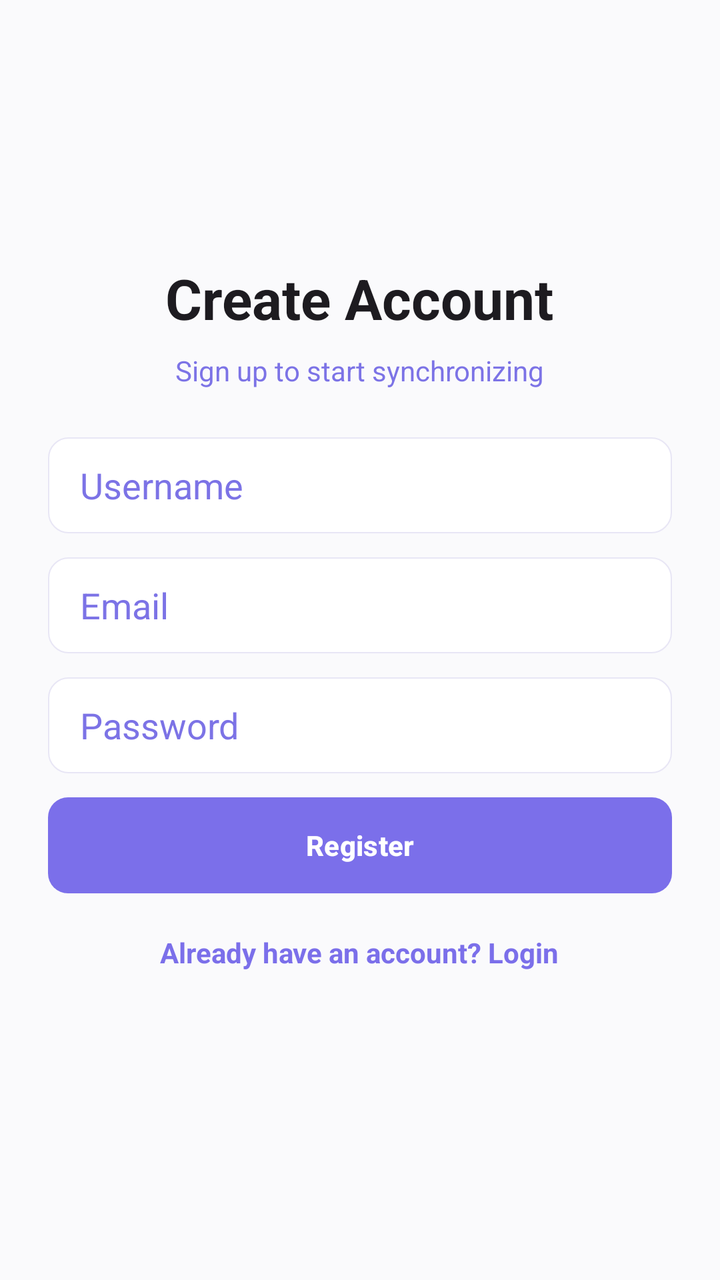
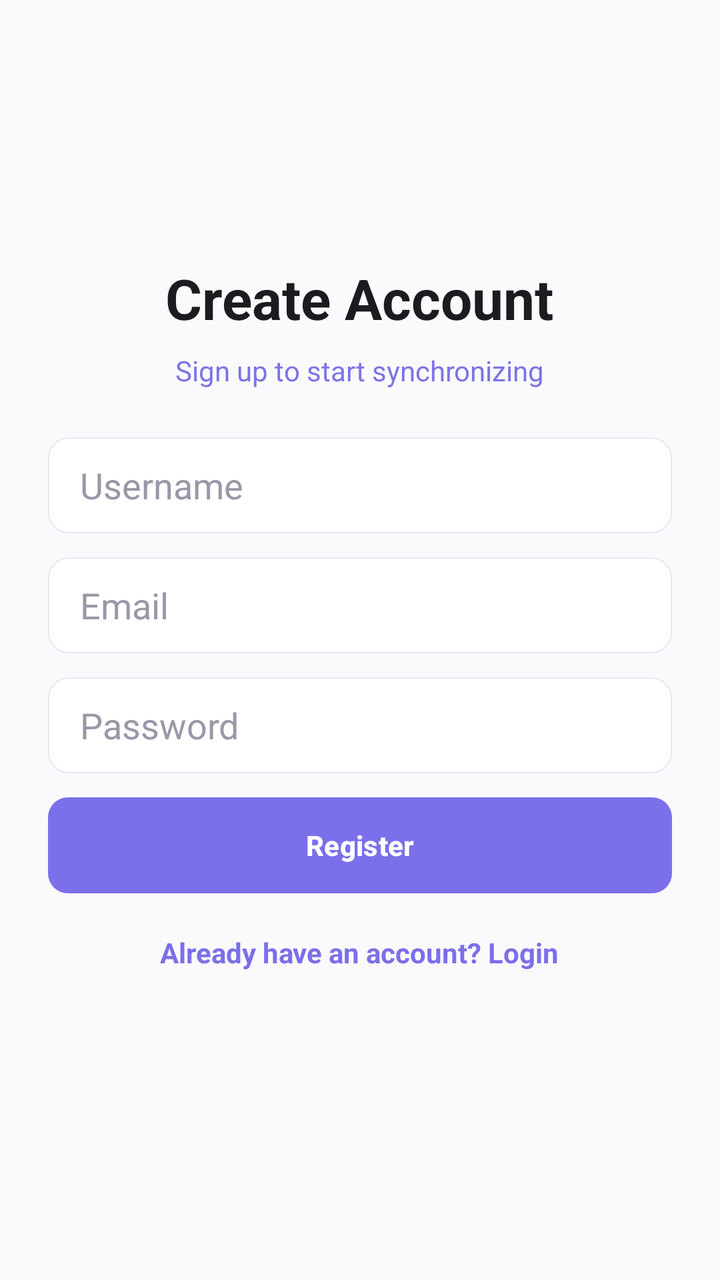

The first picture is an Android layout as it rendered before a commit; the second is the same layout after the commit. The layout source and the unified diff follow.
<!-- AndroidManifest.xml: application theme Theme.Reminder -->
<!-- res/layout/activity_register.xml -->
<?xml version="1.0" encoding="utf-8"?>
<LinearLayout xmlns:android="http://schemas.android.com/apk/res/android"
    android:layout_width="match_parent"
    android:layout_height="match_parent"
    android:orientation="vertical"
    android:padding="24dp"
    android:gravity="center"
    android:background="?android:attr/windowBackground">

    <TextView
        android:layout_width="wrap_content"
        android:layout_height="wrap_content"
        android:text="Create Account"
        android:textSize="28sp"
        android:textColor="?android:attr/textColorPrimary"
        android:textStyle="bold"
        android:layout_marginBottom="8dp" />

    <TextView
        android:layout_width="wrap_content"
        android:layout_height="wrap_content"
        android:text="Sign up to start synchronizing"
        android:textSize="14sp"
        android:textColor="@color/light_text_muted"
        android:layout_marginBottom="24dp" />

    <EditText
        android:id="@+id/usernameInput"
        android:layout_width="match_parent"
        android:layout_height="48dp"
        android:hint="Username"
        android:inputType="textPersonName"
        android:background="@drawable/rounded_edittext"
        android:paddingHorizontal="16dp"
        android:textColor="?android:attr/textColorPrimary"
        android:textColorHint="@color/light_text_muted"
        android:layout_marginBottom="12dp" />

    <EditText
        android:id="@+id/emailInput"
        android:layout_width="match_parent"
        android:layout_height="48dp"
        android:hint="Email"
        android:inputType="textEmailAddress"
        android:background="@drawable/rounded_edittext"
        android:paddingHorizontal="16dp"
        android:textColor="?android:attr/textColorPrimary"
        android:textColorHint="@color/light_text_muted"
        android:layout_marginBottom="12dp" />

    <EditText
        android:id="@+id/passwordInput"
        android:layout_width="match_parent"
        android:layout_height="48dp"
        android:hint="Password"
        android:inputType="textPassword"
        android:background="@drawable/rounded_edittext"
        android:paddingHorizontal="16dp"
        android:textColor="?android:attr/textColorPrimary"
        android:textColorHint="@color/light_text_muted"
        android:layout_marginBottom="12dp" />



    <Button
        android:id="@+id/btnRegister"
        android:layout_width="match_parent"
        android:layout_height="48dp"
        android:text="Register"
        android:background="@drawable/rounded_primary_button"
        android:textColor="@android:color/white"
        android:textStyle="bold"
        android:layout_marginBottom="12dp" />

    <TextView
        android:id="@+id/btnBackToLogin"
        android:layout_width="wrap_content"
        android:layout_height="wrap_content"
        android:text="Already have an account? Login"
        android:textColor="@color/accent_purple"
        android:textSize="14sp"
        android:textStyle="bold"
        android:padding="8dp"
        android:layout_marginBottom="16dp"
        android:clickable="true"
        android:focusable="true" />



    <ProgressBar
        android:id="@+id/progressBar"
        android:layout_width="wrap_content"
        android:layout_height="wrap_content"
        android:visibility="gone"
        android:layout_marginTop="8dp"/>

</LinearLayout>
<!-- resources referenced by this layout -->
<resources>
  <color name="accent_purple">@color/colorAccent</color>
  <color name="light_text_muted">#7C73E6</color>
  <!-- drawable rounded_edittext (drawable) -->
  <?xml version="1.0" encoding="utf-8"?>
  <shape xmlns:android="http://schemas.android.com/apk/res/android"
      android:shape="rectangle">
      <solid android:color="@color/colorInputBackground" />
      <stroke android:width="0.5dp" android:color="@color/colorInputBorder" />
      <corners android:radius="10dp" />
  </shape>
  <!-- drawable rounded_primary_button (drawable) -->
  <?xml version="1.0" encoding="utf-8"?>
  <shape xmlns:android="http://schemas.android.com/apk/res/android"
      android:shape="rectangle">
      <gradient
          android:startColor="@color/colorButtonGradientStart"
          android:endColor="@color/colorButtonGradientEnd"
          android:angle="0" />
      <corners android:radius="10dp" />
  </shape>
  <style name="Theme.Reminder" parent="Theme.Material3.DayNight.NoActionBar">
          <item name="colorPrimary">@color/accent_purple</item>
          <item name="colorOnPrimary">@color/white</item>
          <item name="colorSecondary">@color/accent_purple</item>
          <item name="colorOnSecondary">@color/white</item>
          <item name="android:statusBarColor">@color/colorBackground</item>
          <item name="android:windowLightStatusBar" tools:targetApi="m">true</item>
          <item name="android:timePickerMode">spinner</item>
  
          
          <item name="android:windowBackground">@color/light_background</item>
          <item name="colorSurface">@color/light_surface</item>
          <item name="colorOnSurface">@color/light_text_primary</item>
      </style>
  <color name="colorAccent">@color/light_primary</color>
  <color name="colorInputBackground">@color/light_input_bg</color>
  <color name="colorInputBorder">@color/light_input_border</color>
  <color name="colorButtonGradientStart">@color/light_button_gradient_start</color>
  <color name="colorButtonGradientEnd">@color/light_button_gradient_end</color>
  <color name="white">#FFFFFFFF</color>
  <color name="colorBackground">@color/light_background</color>
  <color name="light_background">#FAFAFC</color>
  <color name="light_surface">#FFFFFF</color>
  <color name="light_text_primary">#1D1B20</color>
  <color name="light_primary">#7B6FEA</color>
  <color name="light_input_bg">#FFFFFF</color>
  <color name="light_input_border">#E8E6F5</color>
  <color name="light_button_gradient_start">#7B6FEA</color>
  <color name="light_button_gradient_end">#7B6FEA</color>
</resources>

<!-- the commit's change to res/layout/activity_register.xml (unified diff, before → after) -->
@@ -1,97 +1,99 @@
 <?xml version="1.0" encoding="utf-8"?>
-<LinearLayout xmlns:android="http://schemas.android.com/apk/res/android"
+<ScrollView xmlns:android="http://schemas.android.com/apk/res/android"
     android:layout_width="match_parent"
     android:layout_height="match_parent"
-    android:orientation="vertical"
-    android:padding="24dp"
-    android:gravity="center"
+    android:fillViewport="true"
     android:background="?android:attr/windowBackground">
 
-    <TextView
-        android:layout_width="wrap_content"
+    <LinearLayout
+        android:layout_width="match_parent"
         android:layout_height="wrap_content"
-        android:text="Create Account"
-        android:textSize="28sp"
-        android:textColor="?android:attr/textColorPrimary"
-        android:textStyle="bold"
-        android:layout_marginBottom="8dp" />
+        android:orientation="vertical"
+        android:padding="24dp"
+        android:gravity="center">
 
-    <TextView
-        android:layout_width="wrap_content"
-        android:layout_height="wrap_content"
-        android:text="Sign up to start synchronizing"
-        android:textSize="14sp"
-        android:textColor="@color/light_text_muted"
-        android:layout_marginBottom="24dp" />
+        <TextView
+            android:layout_width="wrap_content"
+            android:layout_height="wrap_content"
+            android:text="Create Account"
+            android:textSize="28sp"
+            android:textColor="?android:attr/textColorPrimary"
+            android:textStyle="bold"
+            android:layout_marginBottom="8dp" />
 
-    <EditText
-        android:id="@+id/usernameInput"
-        android:layout_width="match_parent"
-        android:layout_height="48dp"
-        android:hint="Username"
-        android:inputType="textPersonName"
-        android:background="@drawable/rounded_edittext"
-        android:paddingHorizontal="16dp"
-        android:textColor="?android:attr/textColorPrimary"
-        android:textColorHint="@color/light_text_muted"
-        android:layout_marginBottom="12dp" />
+        <TextView
+            android:layout_width="wrap_content"
+            android:layout_height="wrap_content"
+            android:text="Sign up to start synchronizing"
+            android:textSize="14sp"
+            android:textColor="@color/colorTextMuted"
+            android:layout_marginBottom="24dp" />
 
-    <EditText
-        android:id="@+id/emailInput"
-        android:layout_width="match_parent"
-        android:layout_height="48dp"
-        android:hint="Email"
-        android:inputType="textEmailAddress"
-        android:background="@drawable/rounded_edittext"
-        android:paddingHorizontal="16dp"
-        android:textColor="?android:attr/textColorPrimary"
-        android:textColorHint="@color/light_text_muted"
-        android:layout_marginBottom="12dp" />
+        <EditText
+            android:id="@+id/usernameInput"
+            android:layout_width="match_parent"
+            android:layout_height="48dp"
+            android:hint="Username"
+            android:inputType="textPersonName"
+            android:background="@drawable/rounded_edittext"
+            android:paddingHorizontal="16dp"
+            android:textColor="?android:attr/textColorPrimary"
+            android:textColorHint="@color/colorHint"
+            android:layout_marginBottom="12dp" />
 
-    <EditText
-        android:id="@+id/passwordInput"
-        android:layout_width="match_parent"
-        android:layout_height="48dp"
-        android:hint="Password"
-        android:inputType="textPassword"
-        android:background="@drawable/rounded_edittext"
-        android:paddingHorizontal="16dp"
-        android:textColor="?android:attr/textColorPrimary"
-        android:textColorHint="@color/light_text_muted"
-        android:layout_marginBottom="12dp" />
+        <EditText
+            android:id="@+id/emailInput"
+            android:layout_width="match_parent"
+            android:layout_height="48dp"
+            android:hint="Email"
+            android:inputType="textEmailAddress"
+            android:background="@drawable/rounded_edittext"
+            android:paddingHorizontal="16dp"
+            android:textColor="?android:attr/textColorPrimary"
+            android:textColorHint="@color/colorHint"
+            android:layout_marginBottom="12dp" />
 
+        <EditText
+            android:id="@+id/passwordInput"
+            android:layout_width="match_parent"
+            android:layout_height="48dp"
+            android:hint="Password"
+            android:inputType="textPassword"
+            android:background="@drawable/rounded_edittext"
+            android:paddingHorizontal="16dp"
+            android:textColor="?android:attr/textColorPrimary"
+            android:textColorHint="@color/colorHint"
+            android:layout_marginBottom="12dp" />
 
+        <Button
+            android:id="@+id/btnRegister"
+            android:layout_width="match_parent"
+            android:layout_height="48dp"
+            android:text="Register"
+            android:background="@drawable/rounded_primary_button"
+            android:textColor="@android:color/white"
+            android:textStyle="bold"
+            android:layout_marginBottom="12dp" />
 
-    <Button
-        android:id="@+id/btnRegister"
-        android:layout_width="match_parent"
-        android:layout_height="48dp"
-        android:text="Register"
-        android:background="@drawable/rounded_primary_button"
-        android:textColor="@android:color/white"
-        android:textStyle="bold"
-        android:layout_marginBottom="12dp" />
+        <TextView
+            android:id="@+id/btnBackToLogin"
+            android:layout_width="wrap_content"
+            android:layout_height="wrap_content"
+            android:text="Already have an account? Login"
+            android:textColor="@color/accent_purple"
+            android:textSize="14sp"
+            android:textStyle="bold"
+            android:padding="8dp"
+            android:layout_marginBottom="16dp"
+            android:clickable="true"
+            android:focusable="true" />
 
-    <TextView
-        android:id="@+id/btnBackToLogin"
-        android:layout_width="wrap_content"
-        android:layout_height="wrap_content"
-        android:text="Already have an account? Login"
-        android:textColor="@color/accent_purple"
-        android:textSize="14sp"
-        android:textStyle="bold"
-        android:padding="8dp"
-        android:layout_marginBottom="16dp"
-        android:clickable="true"
-        android:focusable="true" />
+        <ProgressBar
+            android:id="@+id/progressBar"
+            android:layout_width="wrap_content"
+            android:layout_height="wrap_content"
+            android:visibility="gone"
+            android:layout_marginTop="8dp"/>
 
-
-
-    <ProgressBar
-        android:id="@+id/progressBar"
-        android:layout_width="wrap_content"
-        android:layout_height="wrap_content"
-        android:visibility="gone"
-        android:layout_marginTop="8dp"/>
-
-</LinearLayout>
+    </LinearLayout>
+</ScrollView>
<!-- resource entries referenced after the edit -->
@@ -1,6 +1,8 @@
 <!-- resources referenced by this layout -->
 <resources>
   <color name="accent_purple">@color/colorAccent</color>
+  <color name="colorHint">#9A97A8</color>
+  <color name="colorTextMuted">@color/light_text_muted</color>
   <color name="light_text_muted">#7C73E6</color>
   <!-- drawable rounded_edittext (drawable) -->
   <?xml version="1.0" encoding="utf-8"?>
@@ -12,14 +14,21 @@
   </shape>
   <!-- drawable rounded_primary_button (drawable) -->
   <?xml version="1.0" encoding="utf-8"?>
-  <shape xmlns:android="http://schemas.android.com/apk/res/android"
-      android:shape="rectangle">
-      <gradient
-          android:startColor="@color/colorButtonGradientStart"
-          android:endColor="@color/colorButtonGradientEnd"
-          android:angle="0" />
-      <corners android:radius="10dp" />
-  </shape>
+  <ripple xmlns:android="http://schemas.android.com/apk/res/android"
+      android:color="?attr/colorControlHighlight">
+      <item android:id="@android:id/mask">
+          <shape android:shape="rectangle">
+              <solid android:color="@android:color/white" />
+              <corners android:radius="10dp" />
+          </shape>
+      </item>
+      <item>
+          <shape android:shape="rectangle">
+              <solid android:color="@color/colorAccent" />
+              <corners android:radius="10dp" />
+          </shape>
+      </item>
+  </ripple>
   <style name="Theme.Reminder" parent="Theme.Material3.DayNight.NoActionBar">
           <item name="colorPrimary">@color/accent_purple</item>
           <item name="colorOnPrimary">@color/white</item>
@@ -37,8 +46,6 @@
   <color name="colorAccent">@color/light_primary</color>
   <color name="colorInputBackground">@color/light_input_bg</color>
   <color name="colorInputBorder">@color/light_input_border</color>
-  <color name="colorButtonGradientStart">@color/light_button_gradient_start</color>
-  <color name="colorButtonGradientEnd">@color/light_button_gradient_end</color>
   <color name="white">#FFFFFFFF</color>
   <color name="colorBackground">@color/light_background</color>
   <color name="light_background">#FAFAFC</color>
@@ -47,7 +54,5 @@
   <color name="light_primary">#7B6FEA</color>
   <color name="light_input_bg">#FFFFFF</color>
   <color name="light_input_border">#E8E6F5</color>
-  <color name="light_button_gradient_start">#7B6FEA</color>
-  <color name="light_button_gradient_end">#7B6FEA</color>
 </resources>
 
